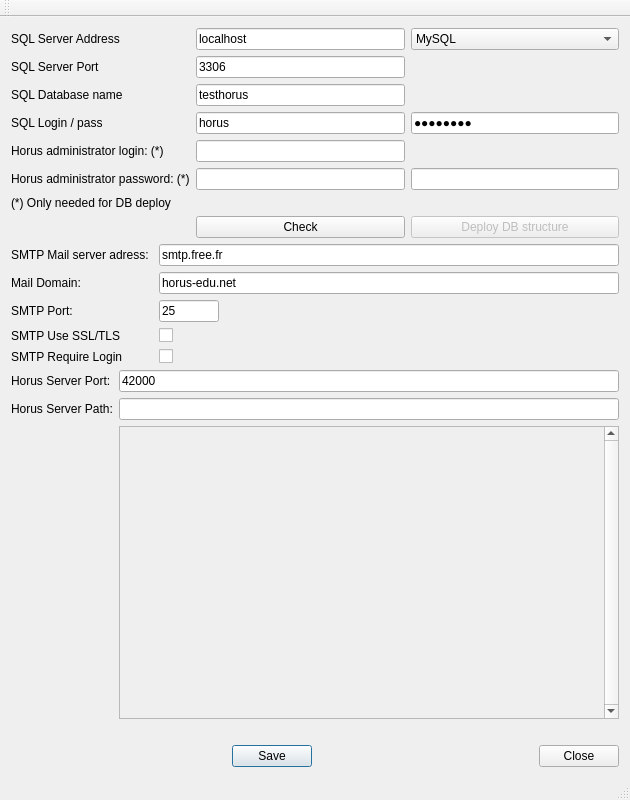
This is Installer/Configuration/HorusXconf/mainwindow.ui in freakyzoidberg/horus-edu as Qt 5 draws it before an edit. The edited form follows.
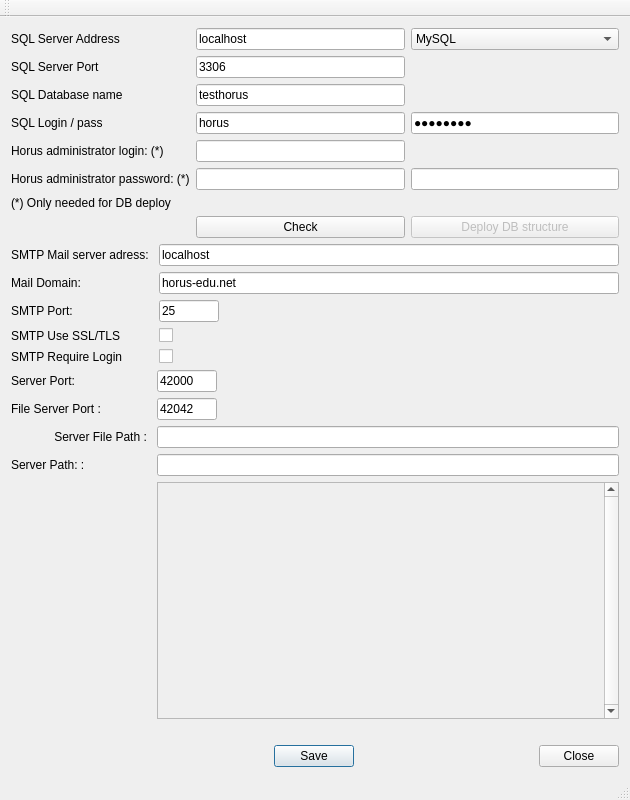
This is the edited form.

The edit to the form file:
```diff
--- a/Installer/Configuration/HorusXconf/mainwindow.ui
+++ b/Installer/Configuration/HorusXconf/mainwindow.ui
@@ -29,8 +29,8 @@
      <verstretch>0</verstretch>
     </sizepolicy>
    </property>
-   <layout class="QGridLayout" name="gridLayout_3">
-    <item row="0" column="0">
+   <layout class="QGridLayout" name="gridLayout_2">
+    <item row="0" column="0" colspan="3">
      <layout class="QGridLayout" name="gridLayout">
       <property name="sizeConstraint">
        <enum>QLayout::SetNoConstraint</enum>
@@ -188,7 +188,7 @@
       </item>
      </layout>
     </item>
-    <item row="1" column="0">
+    <item row="1" column="0" colspan="3">
      <layout class="QFormLayout" name="formLayout">
       <property name="fieldGrowthPolicy">
        <enum>QFormLayout::ExpandingFieldsGrow</enum>
@@ -203,7 +203,7 @@
       <item row="0" column="1">
        <widget class="QLineEdit" name="lineEdit_5">
         <property name="text">
-         <string>smtp.free.fr</string>
+         <string>localhost</string>
         </property>
        </widget>
       </item>
@@ -281,36 +281,82 @@
      </layout>
     </item>
     <item row="2" column="0">
-     <layout class="QGridLayout" name="gridLayout_2">
-      <item row="2" column="1">
        <widget class="QLabel" name="label_11">
         <property name="text">
-         <string>Horus Server Port:</string>
+       <string>Server Port:</string>
         </property>
        </widget>
       </item>
       <item row="2" column="2">
        <widget class="QLineEdit" name="lineEdit_13">
+      <property name="sizePolicy">
+       <sizepolicy hsizetype="Fixed" vsizetype="Fixed">
+        <horstretch>60</horstretch>
+        <verstretch>0</verstretch>
+       </sizepolicy>
+      </property>
+      <property name="maximumSize">
+       <size>
+        <width>60</width>
+        <height>16777215</height>
+       </size>
+      </property>
         <property name="text">
          <string>42000</string>
         </property>
        </widget>
       </item>
-      <item row="3" column="1">
+    <item row="3" column="0" colspan="2">
+     <widget class="QLabel" name="label_17">
+      <property name="text">
+       <string>File Server Port : </string>
+      </property>
+     </widget>
+    </item>
+    <item row="3" column="2">
+     <widget class="QLineEdit" name="lineEdit_8">
+      <property name="sizePolicy">
+       <sizepolicy hsizetype="Fixed" vsizetype="Fixed">
+        <horstretch>0</horstretch>
+        <verstretch>0</verstretch>
+       </sizepolicy>
+      </property>
+      <property name="maximumSize">
+       <size>
+        <width>60</width>
+        <height>16777215</height>
+       </size>
+      </property>
+      <property name="text">
+       <string>42042</string>
+      </property>
+     </widget>
+    </item>
+    <item row="4" column="0" colspan="2">
+     <widget class="QLabel" name="label_18">
+      <property name="text">
+       <string>             Server File Path : </string>
+      </property>
+     </widget>
+    </item>
+    <item row="4" column="2">
+     <widget class="QLineEdit" name="lineEdit_10"/>
+    </item>
+    <item row="5" column="0">
        <widget class="QLabel" name="label_9">
         <property name="text">
-         <string>Horus Server Path:</string>
+       <string>Server Path: : </string>
         </property>
        </widget>
       </item>
-      <item row="3" column="2">
+    <item row="5" column="2">
        <widget class="QLineEdit" name="lineEdit_16">
         <property name="text">
          <string/>
         </property>
        </widget>
       </item>
-      <item row="4" column="2">
+    <item row="6" column="2">
        <widget class="QScrollArea" name="scrollArea">
         <property name="maximumSize">
          <size>
@@ -335,19 +381,14 @@
           <rect>
            <x>0</x>
            <y>0</y>
-           <width>464</width>
-           <height>186</height>
+         <width>423</width>
+         <height>134</height>
           </rect>
          </property>
         </widget>
        </widget>
       </item>
-     </layout>
-    </item>
-    <item row="3" column="0">
-     <layout class="QGridLayout" name="gridLayout_5"/>
-    </item>
-    <item row="4" column="0">
+    <item row="7" column="1" colspan="2">
      <layout class="QGridLayout" name="gridLayout_4">
       <item row="2" column="0">
        <widget class="QDialogButtonBox" name="buttonBox">
```
Left out of the diff: 4 changed lines with no effect on the pictures. Lines whose indentation alone changed are shown as unchanged.
